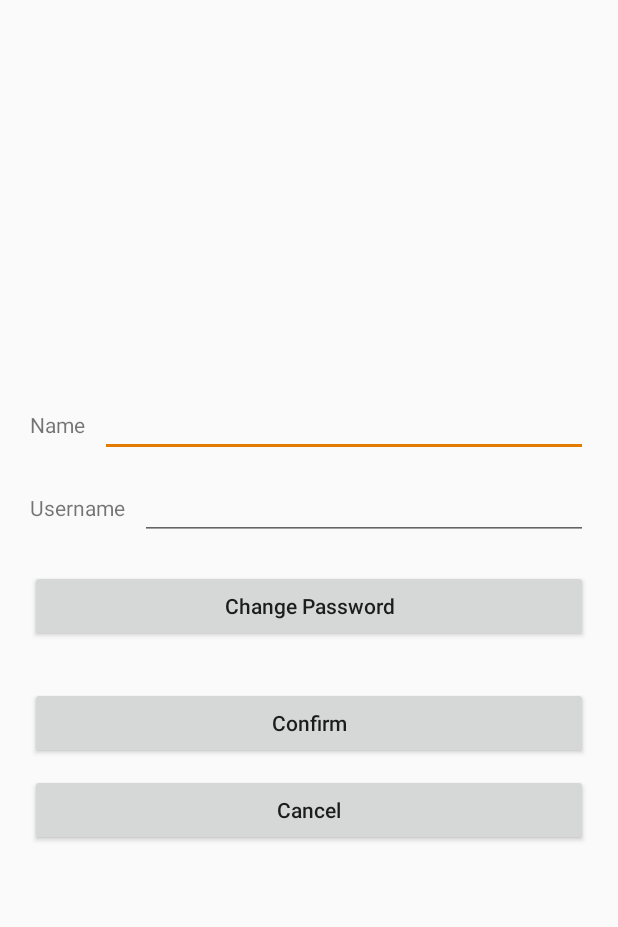
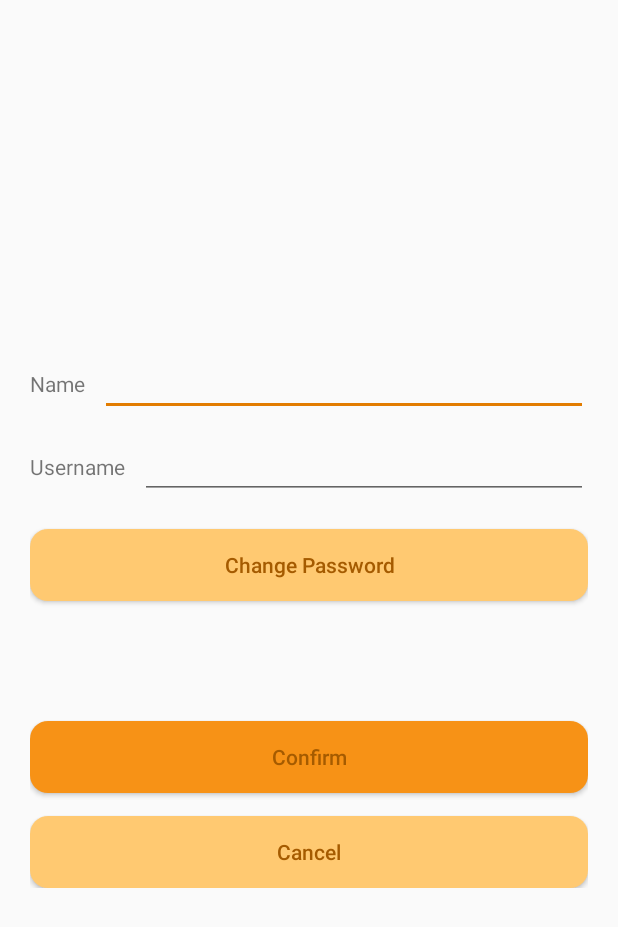
Before and after one commit to rrosatti/vocab-builder, an Android app: the AccountActivity screen opened directly, with no data from a screen before it, on a phone screen of 412 x 824 dp. Shown: the top 927 px of the screen. Run offline under Robolectric (Android 15) with nearby library versions, the phone set to English and light mode, and no system bars; 2 statements that could not run were skipped.

Commit message:
set the app's color style. Implement custom button design (color, text color)

```diff
--- /dev/null
+++ b/app/src/main/res/drawable/button_text_color.xml
@@ -0,0 +1,5 @@
+<?xml version="1.0" encoding="utf-8"?>
+<selector xmlns:android="http://schemas.android.com/apk/res/android">
+    <item android:state_pressed="true" android:color="@color/button_pressed_text_color" />
+    <item android:color="@color/button_text_color" />
+</selector>
--- /dev/null
+++ b/app/src/main/res/drawable/cancel_button.xml
@@ -0,0 +1,9 @@
+<?xml version="1.0" encoding="utf-8"?>
+<shape xmlns:android="http://schemas.android.com/apk/res/android"
+    android:shape="rectangle">
+
+    <corners android:radius="12dp" />
+
+    <solid android:color="@color/cancel_button_color" />
+
+</shape>
--- /dev/null
+++ b/app/src/main/res/drawable/cancel_button_pressed.xml
@@ -0,0 +1,9 @@
+<?xml version="1.0" encoding="utf-8"?>
+<shape xmlns:android="http://schemas.android.com/apk/res/android"
+    android:shape="rectangle">
+
+    <corners android:radius="12dp" />
+
+    <solid android:color="@color/cancel_button_pressed_color" />
+
+</shape>
--- /dev/null
+++ b/app/src/main/res/drawable/cancel_button_states.xml
@@ -0,0 +1,6 @@
+<?xml version="1.0" encoding="utf-8"?>
+<selector xmlns:android="http://schemas.android.com/apk/res/android">
+    <item android:state_pressed="true" android:drawable="@drawable/cancel_button_pressed" />
+    <item android:state_focused="true" android:drawable="@drawable/cancel_button_pressed" />
+    <item android:drawable="@drawable/cancel_button" />
+</selector>
--- /dev/null
+++ b/app/src/main/res/drawable/custom_button.xml
@@ -0,0 +1,9 @@
+<?xml version="1.0" encoding="utf-8"?>
+<shape xmlns:android="http://schemas.android.com/apk/res/android"
+    android:shape="rectangle">
+
+    <corners android:radius="12dp" />
+
+    <solid android:color="@color/button_color" />
+
+</shape>
--- /dev/null
+++ b/app/src/main/res/drawable/custom_button_pressed.xml
@@ -0,0 +1,9 @@
+<?xml version="1.0" encoding="utf-8"?>
+<shape xmlns:android="http://schemas.android.com/apk/res/android"
+    android:shape="rectangle">
+
+    <corners android:radius="12dp" />
+
+    <solid android:color="@color/button_pressed" />
+
+</shape>
--- /dev/null
+++ b/app/src/main/res/drawable/custom_button_states.xml
@@ -0,0 +1,6 @@
+<?xml version="1.0" encoding="utf-8"?>
+<selector xmlns:android="http://schemas.android.com/apk/res/android">
+    <item android:state_pressed="true" android:drawable="@drawable/custom_button_pressed" />
+    <item android:state_focused="true" android:drawable="@drawable/custom_button_pressed" />
+    <item android:drawable="@drawable/custom_button" />
+</selector>
--- /dev/null
+++ b/app/src/main/res/drawable/sign_up_button_states.xml
@@ -0,0 +1,6 @@
+<?xml version="1.0" encoding="utf-8"?>
+<selector xmlns:android="http://schemas.android.com/apk/res/android">
+    <item android:state_pressed="true" android:drawable="@drawable/sign_up_button_pressed" />
+    <item android:state_focused="true" android:drawable="@drawable/sign_up_button_pressed" />
+    <item android:drawable="@drawable/sign_up_button" />
+</selector>
--- /dev/null
+++ b/app/src/main/res/drawable/sign_up_button_text_color.xml
@@ -0,0 +1,5 @@
+<?xml version="1.0" encoding="utf-8"?>
+<selector xmlns:android="http://schemas.android.com/apk/res/android">
+    <item android:state_pressed="true" android:color="@color/sign_up_button_pressed_text_color" />
+    <item android:color="@color/sign_up_button_text_color" />
+</selector>
--- a/app/src/main/res/layout/activity_about.xml
+++ b/app/src/main/res/layout/activity_about.xml
@@ -15,7 +15,8 @@
             android:layout_height="wrap_content"
             android:text="@string/text_about"
             android:textAlignment="center"
-            android:textSize="16sp"/>
+            android:textSize="16sp"
+            android:textColor="@color/colorPrimary"/>
 
     </ScrollView>
 
--- a/app/src/main/res/layout/activity_account.xml
+++ b/app/src/main/res/layout/activity_account.xml
@@ -1,12 +1,18 @@
 <?xml version="1.0" encoding="utf-8"?>
 <RelativeLayout xmlns:android="http://schemas.android.com/apk/res/android"
-    android:layout_width="match_parent" android:layout_height="match_parent" android:padding="20dp">
+    android:layout_width="match_parent" android:layout_height="match_parent">
+
+    <ScrollView
+        android:layout_width="match_parent"
+        android:layout_height="wrap_content"
+        android:layout_centerInParent="true"
+        android:padding="20dp"
+        android:scrollbars="none">
 
         <LinearLayout
             android:layout_width="match_parent"
             android:layout_height="wrap_content"
-        android:orientation="vertical"
-        android:layout_centerInParent="true">
+            android:orientation="vertical">
 
             <LinearLayout
                 android:layout_width="match_parent"
@@ -52,7 +58,9 @@
                 android:layout_width="match_parent"
                 android:layout_height="wrap_content"
                 android:text="@string/button_change_password"
-            android:layout_marginTop="20dp"/>
+                android:layout_marginTop="20dp"
+                android:background="@drawable/cancel_button_states"
+                android:textColor="@drawable/button_text_color"/>
 
             <LinearLayout
                 android:id="@+id/activityAccount_containerPassword"
@@ -82,16 +90,24 @@
                 android:layout_width="match_parent"
                 android:layout_height="wrap_content"
                 android:text="@string/button_confirm"
-            android:layout_marginTop="30dp"/>
+                android:layout_marginTop="80dp"
+                android:background="@drawable/custom_button_states"
+                android:textColor="@drawable/button_text_color"/>
 
             <Button
                 android:id="@+id/activityAccount_btCancel"
                 android:layout_width="match_parent"
                 android:layout_height="wrap_content"
                 android:text="@string/button_cancel"
-            android:layout_marginTop="10dp"/>
+                android:layout_marginTop="15dp"
+                android:background="@drawable/cancel_button_states"
+                android:textColor="@drawable/button_text_color"/>
 
         </LinearLayout>
 
 
+    </ScrollView>
+
+
+
 </RelativeLayout>
--- a/app/src/main/res/layout/tab_practice.xml
+++ b/app/src/main/res/layout/tab_practice.xml
@@ -75,7 +75,11 @@
             android:layout_width="match_parent"
             android:layout_height="wrap_content"
             android:text="@string/button_play"
-            android:layout_marginTop="60dp"/>
+            android:layout_marginTop="60dp"
+            android:textAllCaps="true"
+            android:textStyle="bold"
+            android:background="@drawable/custom_button_states"
+            android:textColor="@drawable/button_text_color"/>
 
     </LinearLayout>
 
--- a/app/src/main/res/values/colors.xml
+++ b/app/src/main/res/values/colors.xml
@@ -12,4 +12,18 @@
     <!-- Splash Screen -->
     <color name="splash_screen_background">#FFF9F4</color>
 
+    <!-- Button Style -->
+    <color name="button_text_color">#A55B00</color>
+    <color name="button_pressed_text_color">#E7EAE5</color>
+    <color name="button_color">@color/colorPrimaryDark</color>
+    <color name="button_pressed">@color/colorAccent</color>
+    <color name="sign_up_button_text_color">#E7EAE5</color>
+    <color name="sign_up_button_pressed_text_color">#A55B00</color>
+    <color name="sign_up_button_color">#C66D00</color>
+    <color name="sign_up_button_pressed_color">@color/colorPrimaryDark</color>
+    <color name="cancel_button_text_color">#E7EAE5</color>
+    <color name="cancel_button_pressed_text_color">#F4330C</color>
+    <color name="cancel_button_color">#FFC971</color>
+    <color name="cancel_button_pressed_color">#FFB627</color>
+
 </resources>
```
Also changed, not shown: app/src/main/res/drawable/sign_up_button.xml (added, +9 -0 lines), app/src/main/res/drawable/sign_up_button_pressed.xml (added, +9 -0 lines), app/src/main/res/layout/activity_login.xml (+6 -2 lines), app/src/main/res/layout/activity_new_word.xml (+6 -2 lines), app/src/main/res/layout/activity_sign_up.xml (+6 -2 lines). Lines whose indentation alone changed are shown as unchanged.
